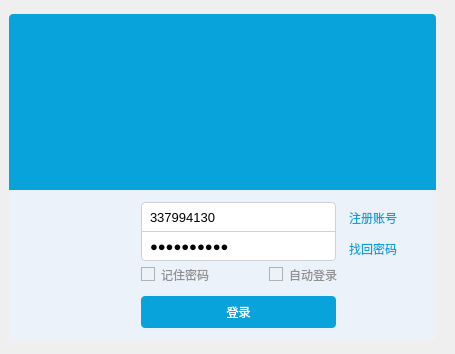
Qt form src/ui/loginform.ui (MrZhouYang/QQ) before a commit.
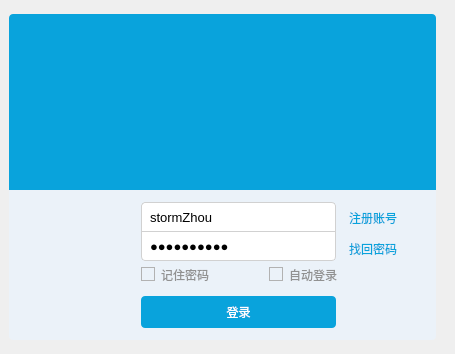
The same form after that commit. Icons and pictures are not drawn.

```diff
--- a/src/ui/loginform.ui
+++ b/src/ui/loginform.ui
@@ -526,7 +526,7 @@
           </rect>
          </property>
          <property name="text">
-          <string>337994130</string>
+          <string>stormZhou</string>
          </property>
         </widget>
         <widget class="QLineEdit" name="lineEdit_pass">
```
